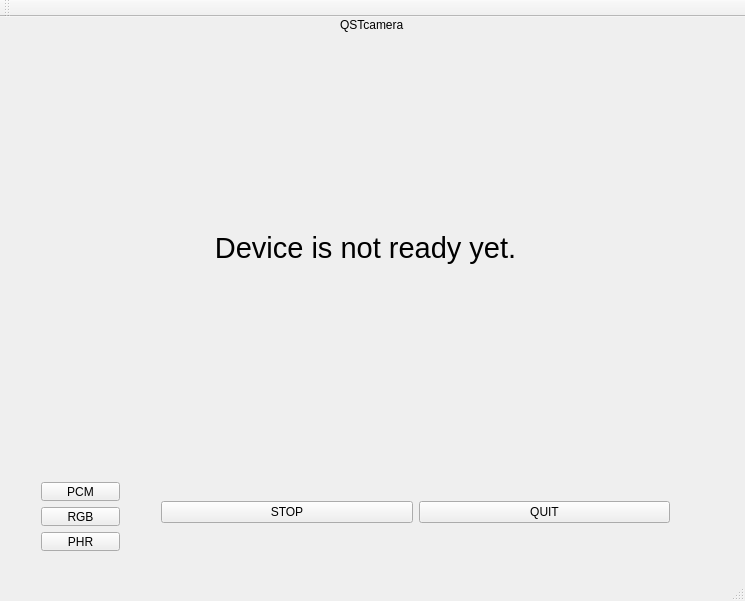
First picture: the form in mainwindow.ui, repository David1934/TinySwiftApp, before the edit.
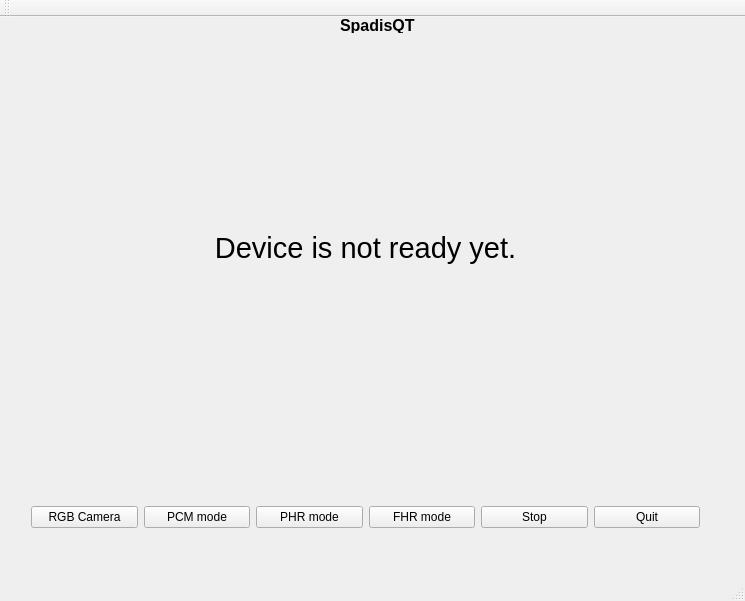
Second picture: the form after the edit.

Commit message: Try to add FHR mode support check stopped before call v4l2->Capture_frame(); register abnormal signal handle function; Add FHR mode on UI; try to avoid some errors (by checking whether fd ==0) when mode switching; add some environment variables check to run-time control some actions;

```diff
--- a/mainwindow.ui
+++ b/mainwindow.ui
@@ -23,8 +23,16 @@
       <height>16</height>
      </rect>
     </property>
+    <property name="font">
+     <font>
+      <family>Arial</family>
+      <pointsize>12</pointsize>
+      <weight>75</weight>
+      <bold>true</bold>
+     </font>
+    </property>
     <property name="text">
-     <string>QSTcamera</string>
+     <string>SpadisQT</string>
     </property>
    </widget>
    <widget class="QWidget" name="horizontalLayoutWidget">
@@ -54,60 +62,55 @@
      </item>
     </layout>
    </widget>
-   <widget class="QWidget" name="verticalLayoutWidget">
-    <property name="geometry">
-     <rect>
-      <x>30</x>
-      <y>454</y>
-      <width>101</width>
-      <height>91</height>
-     </rect>
-    </property>
-    <layout class="QVBoxLayout" name="verticalLayout">
-     <item>
-      <widget class="QPushButton" name="PCMButton">
-       <property name="text">
-        <string>PCM</string>
-       </property>
-      </widget>
-     </item>
-     <item>
-      <widget class="QPushButton" name="RGBButton">
-       <property name="text">
-        <string>RGB</string>
-       </property>
-      </widget>
-     </item>
-     <item>
-      <widget class="QPushButton" name="PHRButton">
-       <property name="text">
-        <string>PHR</string>
-       </property>
-      </widget>
-     </item>
-    </layout>
-   </widget>
    <widget class="QWidget" name="layoutWidget">
     <property name="geometry">
      <rect>
-      <x>150</x>
+      <x>20</x>
       <y>460</y>
-      <width>531</width>
-      <height>71</height>
+      <width>691</width>
+      <height>81</height>
      </rect>
     </property>
     <layout class="QHBoxLayout" name="horizontalLayout">
+     <item>
+      <widget class="QPushButton" name="RGBButton">
+       <property name="text">
+        <string>RGB Camera</string>
+       </property>
+      </widget>
+     </item>
+     <item>
+      <widget class="QPushButton" name="PCMButton">
+       <property name="text">
+        <string>PCM mode</string>
+       </property>
+      </widget>
+     </item>
+     <item>
+      <widget class="QPushButton" name="PHRButton">
+       <property name="text">
+        <string>PHR mode</string>
+       </property>
+      </widget>
+     </item>
+     <item>
+      <widget class="QPushButton" name="FHRButton">
+       <property name="text">
+        <string>FHR mode</string>
+       </property>
+      </widget>
+     </item>
      <item>
       <widget class="QPushButton" name="stopButton">
        <property name="text">
-        <string>STOP</string>
+        <string>Stop</string>
        </property>
       </widget>
      </item>
      <item>
       <widget class="QPushButton" name="quitButton">
        <property name="text">
-        <string>QUIT</string>
+        <string>Quit</string>
        </property>
       </widget>
      </item>
```
Left out of the diff: 2 changed lines with no effect on the pictures. The commit also changes 9 other files.
